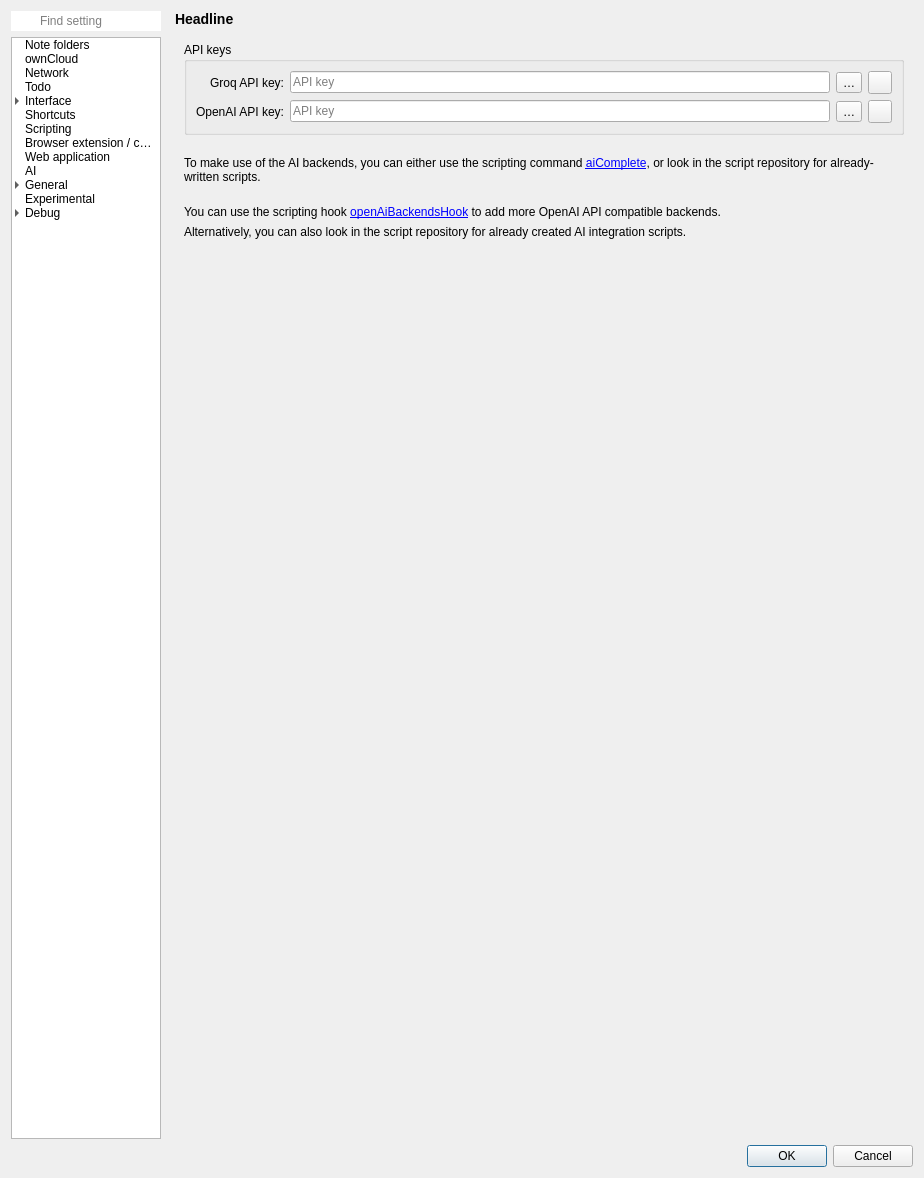
This is src/dialogs/settingsdialog.ui in pbek/QOwnNotes as Qt 5 draws it before an edit. The edited form follows.
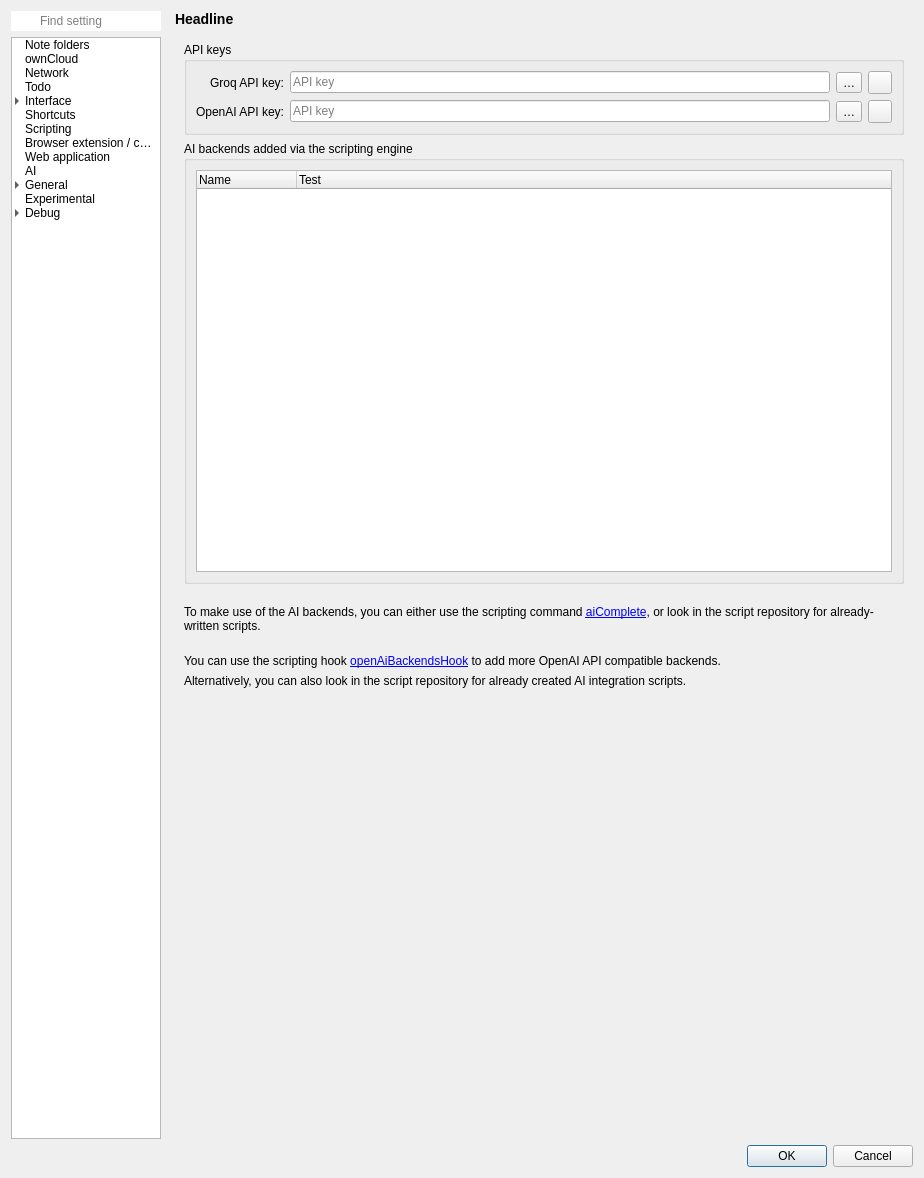
This is the edited form. Icons and pictures are not drawn. Custom widgets are drawn as their Qt base class.

Commit message: #3064 add: list of AI backends from scripts and test buttons in AI settings dialog

Patch:
```diff
--- a/src/dialogs/settingsdialog.ui
+++ b/src/dialogs/settingsdialog.ui
@@ -6880,6 +6880,12 @@
             </layout>
            </widget>
            <widget class="QWidget" name="aiPage">
+            <property name="sizePolicy">
+             <sizepolicy hsizetype="Preferred" vsizetype="MinimumExpanding">
+              <horstretch>0</horstretch>
+              <verstretch>0</verstretch>
+             </sizepolicy>
+            </property>
             <layout class="QVBoxLayout" name="verticalLayout_32">
              <item>
               <widget class="QGroupBox" name="groupBox_40">
@@ -6980,6 +6986,46 @@
                </layout>
               </widget>
              </item>
+             <item>
+              <widget class="QGroupBox" name="aiScriptingGroupBox">
+               <property name="sizePolicy">
+                <sizepolicy hsizetype="Preferred" vsizetype="MinimumExpanding">
+                 <horstretch>0</horstretch>
+                 <verstretch>0</verstretch>
+                </sizepolicy>
+               </property>
+               <property name="title">
+                <string>AI backends added via the scripting engine</string>
+               </property>
+               <layout class="QGridLayout" name="gridLayout_87">
+                <item row="0" column="0">
+                 <widget class="QTreeWidget" name="aiScriptingTreeWidget">
+                  <property name="sizePolicy">
+                   <sizepolicy hsizetype="Expanding" vsizetype="MinimumExpanding">
+                    <horstretch>0</horstretch>
+                    <verstretch>0</verstretch>
+                   </sizepolicy>
+                  </property>
+                  <column>
+                   <property name="text">
+                    <string notr="true">Name</string>
+                   </property>
+                  </column>
+                  <column>
+                   <property name="text">
+                    <string notr="true">Test</string>
+                   </property>
+                  </column>
+                  <column>
+                   <property name="text">
+                    <string></string>
+                   </property>
+                  </column>
+                 </widget>
+                </item>
+               </layout>
+              </widget>
+             </item>
              <item>
               <spacer name="aiVerticalSpacer1">
                <property name="orientation">
```
The commit also changes 4 other files.
